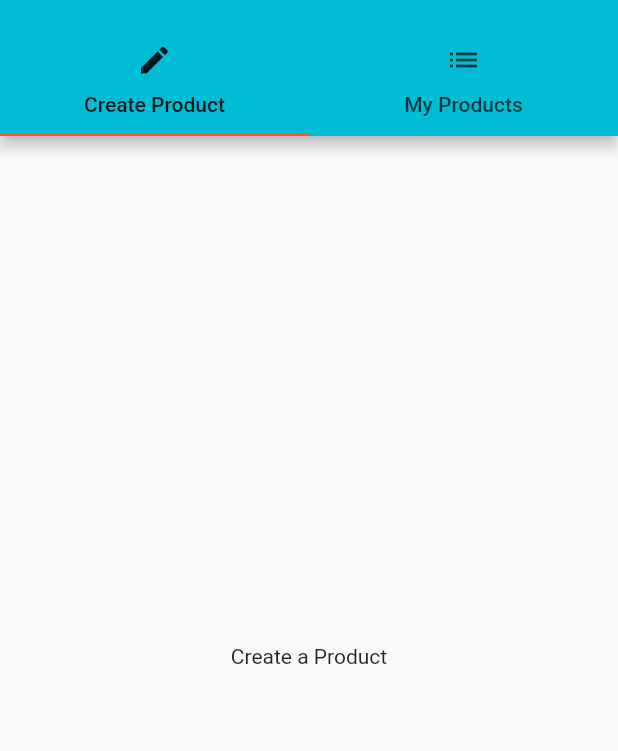
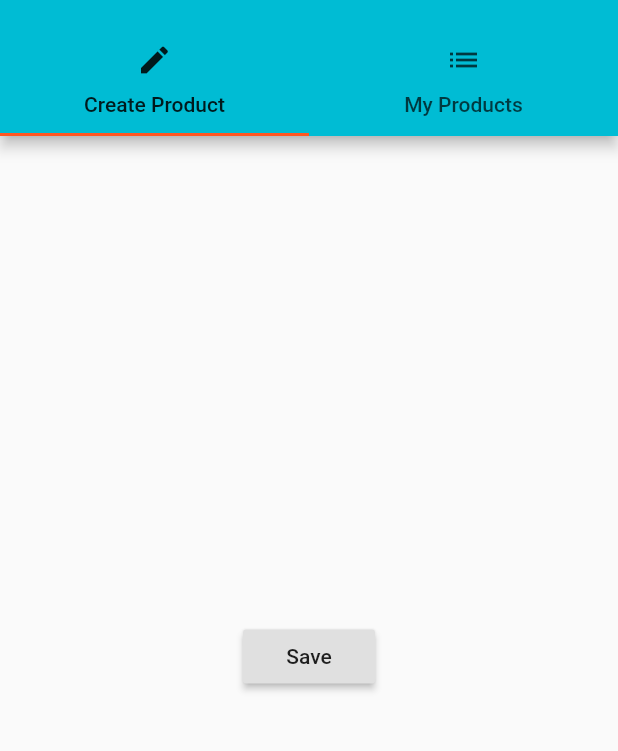
Before and after one commit to rkunboxed/flutter-app, a Flutter app: the ManagePage screen opened by its route, on a phone screen of 412 x 824 dp, the part 59-810 px from its top. Run offline on Flutter 3.47's test engine with Material 2 defaults, Android fonts, the phone set to English and light mode, and no system bars.

Commit message:
added basic modal

```diff
--- a/lib/pages/product_create.dart
+++ b/lib/pages/product_create.dart
@@ -3,6 +3,13 @@ import 'package:flutter/material.dart';
 class ProductCreatePage extends StatelessWidget {
   @override
     Widget build(BuildContext context) {
-      return Center(child: Text('Create a Product'));
+      return Center(child: RaisedButton(
+        child: Text('Save'),
+        onPressed: () {
+          showModalBottomSheet(context: context, builder: (BuildContext context) {
+            return Center(child: Text('This is a modal'),);
+          });
+        },
+      ));
     }
 }
```
